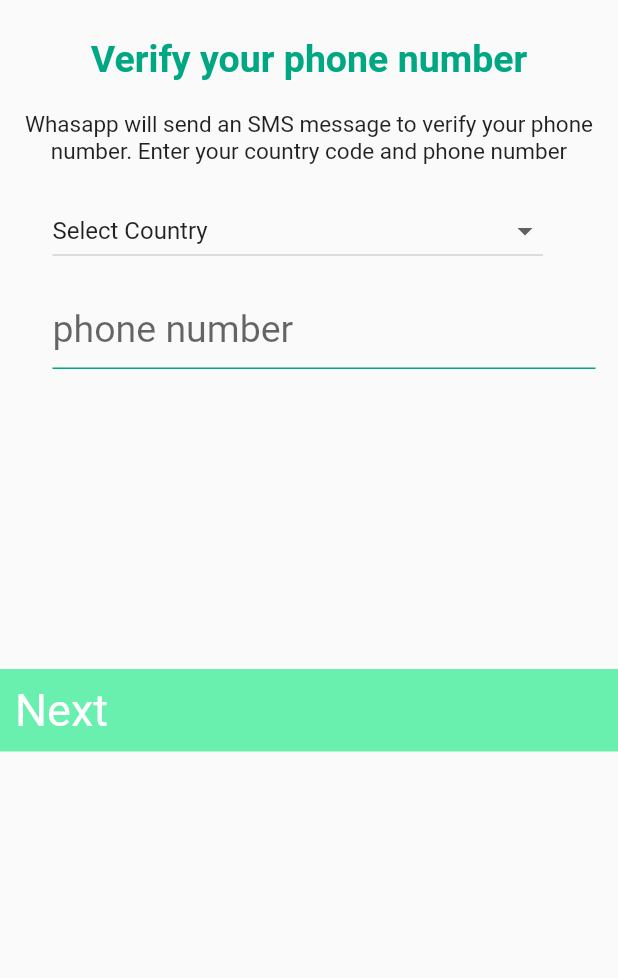
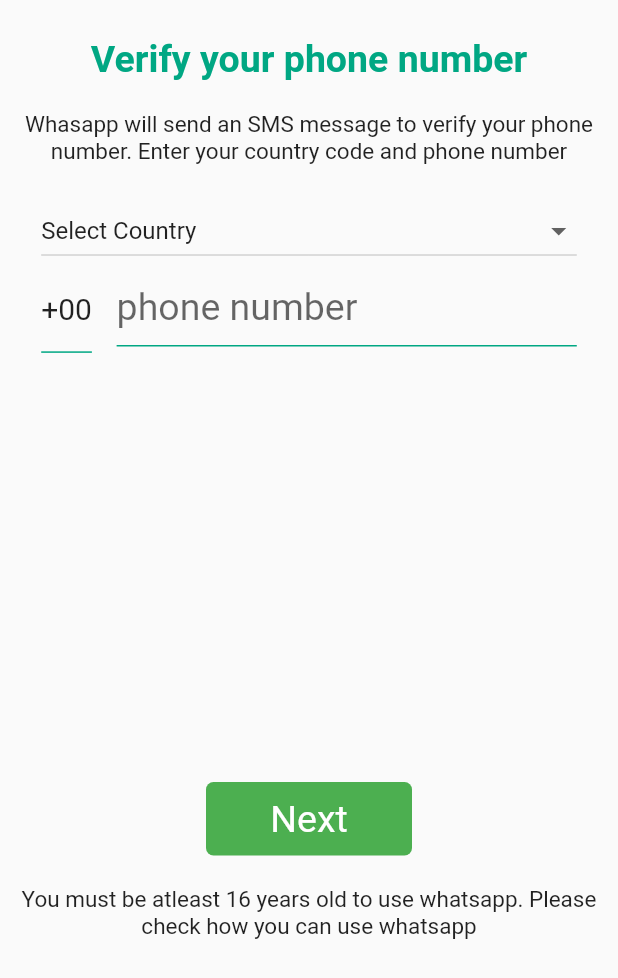
Before and after one commit to DIP-POLLEY/whatsapp, a Flutter app: the PhoneScreen screen opened by its route, after a tap on "Next", on a phone screen of 412 x 824 dp. Shown: the top 978 px of the screen. Run offline on Flutter 3.47's test engine with Material 2 defaults, Android fonts, the phone set to English and light mode, and no system bars; our stand-ins replace camera, firebase_auth, firebase_core, pinput, shared_preferences, story_view; missing offline and left inert: chatbox; accounts and stored records are empty.

Commit message:
phone authentication complete

```diff
--- a/lib/screens/homepage.dart
+++ b/lib/screens/homepage.dart
@@ -17,7 +17,9 @@ class HomePage extends StatefulWidget {
 class _HomePageState extends State<HomePage> {
   @override
   Widget build(BuildContext context) {
-    return SafeArea(
+    return Material(
+      color: kThemecolor,
+      child: SafeArea(
           child: DefaultTabController(
             length: 3,
             child: Scaffold(
@@ -37,6 +39,7 @@ class _HomePageState extends State<HomePage> {
               ),
             ),
           )
+      ),
     );
   }
 }
--- a/lib/screens/otpscreen.dart
+++ b/lib/screens/otpscreen.dart
@@ -26,7 +26,9 @@ class _OtpScreenState extends State<OtpScreen> {
   );
   @override
   Widget build(BuildContext context) {
-    return Scaffold(
+    return Material(
+      child: SafeArea(
+        child: Scaffold(
           key: _scaffoldkey,
           body: Column(
             children: [
@@ -74,6 +76,8 @@ class _OtpScreenState extends State<OtpScreen> {
               ),
             ],
           ),
+        ),
+      ),
     );
   }
 }
--- a/lib/screens/phonenumber.dart
+++ b/lib/screens/phonenumber.dart
@@ -16,11 +16,13 @@ class PhoneScreen extends StatefulWidget {
 class _PhoneScreenState extends State<PhoneScreen> {
 
   TextEditingController phonenumber =  TextEditingController();
-  String CountryName="Select Country";
+  String countryName="Select Country";
+  String phonecode="00";
 
   @override
   Widget build(BuildContext context) {
-    return SafeArea(
+    return Material(
+      child: SafeArea(
           child: Scaffold(
 
             body: ListView(
@@ -39,7 +41,11 @@ class _PhoneScreenState extends State<PhoneScreen> {
                 ),
 
                 Padding(
-                padding: const EdgeInsets.only(top:20,left: 10,right: 10 ),
+                  padding: EdgeInsets.only(
+                      top:20,
+                      left: (MediaQuery.of(context).size.width/30).toDouble(),
+                      right: (MediaQuery.of(context).size.width/30).toDouble(),
+                  ),
                   child: Text(
                     'Whasapp will send an SMS message to verify your phone number. Enter your country code and phone number',
                     style: TextStyle(
@@ -50,70 +56,152 @@ class _PhoneScreenState extends State<PhoneScreen> {
                   ),
                 ),
                 Padding(
-                padding: const EdgeInsets.only(top:20,left: 35,right: 50 ),
+                  padding:  EdgeInsets.only(
+                      top:20,
+                      left: (MediaQuery.of(context).size.width/15).toDouble(),
+                      right: (MediaQuery.of(context).size.width/15).toDouble(),
+                  ),
                   child: DropdownButton(
                     isExpanded: true,
-                  value: CountryName,
+                    value: countryName,
                       items: kCountryList.map((String items) {
 
                         return DropdownMenuItem(
                           value: items,
                             child: Text(
-                            items
+                              items,
+                              textAlign: TextAlign.center,
                             )
                         );
                       }).toList(),
                       onChanged: (val){
                         setState(() {
-                        CountryName = val.toString();
-                        print(kPhoneCode[kCountryList.indexOf(CountryName)]);
+                          countryName = val.toString();
+                          phonecode = kPhoneCode[kCountryList.indexOf(countryName)];
+                          print(kPhoneCode[kCountryList.indexOf(countryName)]);
                         });
                       }
                   ),
                 ),
                 Padding(
-                padding: const EdgeInsets.only(top: 15,left: 35,right: 15),
+                  padding: EdgeInsets.only(
+                      left: (MediaQuery.of(context).size.width/15).toDouble(),
+                      right: (MediaQuery.of(context).size.width/15).toDouble(),
+                  ),
+                  child: Row(
+                    children: [
+                      Container(
+                        height: (MediaQuery.of(context).size.height/18).toDouble(),
+                        decoration: BoxDecoration(
+                            border: Border(
+                              bottom: BorderSide(
+                                color: kThemecolor,
+                              )
+                            )
+                        ),
+                        child: Padding(
+                          padding: const EdgeInsets.only(top: 5
+                          ),
+                          child: Text(
+                            "+$phonecode",
+                            style: TextStyle(
+                              fontSize: 20,
+                            ),
+                          ),
+                        ),
+                        ),
+                      SizedBox(
+                        width: (MediaQuery.of(context).size.width/25).toDouble(),
+                      ),
+                      Flexible(
+                        child: SizedBox(
+                          height: (MediaQuery.of(context).size.height/12).toDouble(),
                           child: TextField(
+                            cursorColor: kThemecolor,
                             controller: phonenumber,
                             keyboardType: TextInputType.phone,
                             style: TextStyle(
                               fontSize: 25,
                             ),
                             decoration: InputDecoration(
+                              focusedBorder: UnderlineInputBorder(
+                                borderSide: BorderSide(
+                                    color: kThemecolor,
+                                  width: 2
+                                ),
+                              ),
                                 enabledBorder: UnderlineInputBorder(
-                        borderSide: BorderSide(color: kThemecolor),
+                                  borderSide: BorderSide(
+                                      color: kThemecolor
+                                  ),
                                 ),
                                 hintText: 'phone number'
                             ),
 
                           ),
                         ),
+                      )
+                    ],
+                  ),
+                ),
                 SizedBox(
-                height: 200,
+                  height: (MediaQuery.of(context).size.height/3).toDouble(),
                 ),
-              GestureDetector(
+
+                Padding(
+                  padding:  EdgeInsets.only(
+                      left: (MediaQuery.of(context).size.width/3).toDouble(),
+                    right: (MediaQuery.of(context).size.width/3).toDouble()
+                  ),
+                  child: GestureDetector(
                     child: Container(
-                  color: Colors.greenAccent,
+                      decoration: BoxDecoration(
+                          color: Colors.green,
+                          borderRadius: BorderRadius.all(Radius.circular(5))
+                      ),
                       child: Padding(
                         padding: const EdgeInsets.all(10),
                         child: Text(
                           'Next',
+                          textAlign: TextAlign.center,
                           style: TextStyle(
                             color: Colors.white,
-                        fontSize: 30
+                            fontSize: 25
                           ),
                         ),
                       ),
                     ),
                     onTap: (){
-                  print(phonenumber.text);
-                  registerUser(phonenumber.text, context);
+
+                      if(phonenumber.text.length==10 && phonecode!="00") {
+                        registerUser(phonenumber.text, phonecode, context);
+                      }
+                      else
+                        {
+                          print("Invalid data");
+                        }
                     },
-              )
+                  ),
+                ),
+                Padding(
+                  padding: EdgeInsets.only(
+                    top:20,
+                    left: (MediaQuery.of(context).size.width/30).toDouble(),
+                    right: (MediaQuery.of(context).size.width/30).toDouble(),
+                  ),
+                  child: Text(
+                    'You must be atleast 16 years old to use whatsapp. Please check how you can use whatsapp',
+                    style: TextStyle(
+                      fontSize: 15,
+                    ),
+                    textAlign: TextAlign.center,
 
+                  ),
+                ),
               ],
             ),
           )
+      ),
     );
   }
 }
--- a/lib/screens/welcomescreen.dart
+++ b/lib/screens/welcomescreen.dart
@@ -2,14 +2,14 @@ import 'package:flutter/material.dart';
 import 'package:whatsapp/screens/phonenumber.dart';
 import 'package:whatsapp/utilities/constants.dart';
 
-import 'chatscreen.dart';
 // ignore_for_file: prefer_const_constructors
 class WelcomeScreen extends StatelessWidget {
   const WelcomeScreen({Key? key}) : super(key: key);
   static const String id = 'welcome';
   @override
   Widget build(BuildContext context) {
-    return SafeArea(
+    return Material(
+      child: SafeArea(
         child: Scaffold(
             body: Column(
               crossAxisAlignment: CrossAxisAlignment.center,
@@ -72,6 +72,7 @@ class WelcomeScreen extends StatelessWidget {
               ],
             ),
         ),
+      ),
     );
   }
 }
--- a/lib/utilities/firebase/phonenumberauthentication.dart
+++ b/lib/utilities/firebase/phonenumberauthentication.dart
@@ -11,13 +11,13 @@ import '../../screens/otpscreen.dart';
 
 String _verificationCode="";
 String callno="";
-Future registerUser(String mobile, BuildContext context) async{
+Future registerUser(String mobile, String code, BuildContext context) async{
 
   // ignore: no_leading_underscores_for_local_identifiers
   FirebaseAuth _auth = FirebaseAuth.instance;
   callno = mobile;
   _auth.verifyPhoneNumber(
-      phoneNumber: "+91$mobile",
+      phoneNumber: "+$code$mobile",
       timeout: const Duration(seconds: 60),
       verificationCompleted: (AuthCredential authCredential){
       print("13245789");
--- a/pubspec.yaml
+++ b/pubspec.yaml
@@ -40,6 +40,7 @@ dependencies:
   image_picker: ^0.8.5+3
   story_view: ^0.13.2
   pinput: ^1.2.2
+  chatbox: ^0.0.6
 
   firebase_core: ^1.18.0
   firebase_auth: ^3.3.20
```
Also changed, not shown: lib/screens/chatscreen.dart (+38 -4 lines), lib/widgets/chat_commonbar.dart (+8 -0 lines), lib/widgets/chatfeedcard.dart (+4 -4 lines), pubspec.lock. Lines whose indentation alone changed are shown as unchanged.
